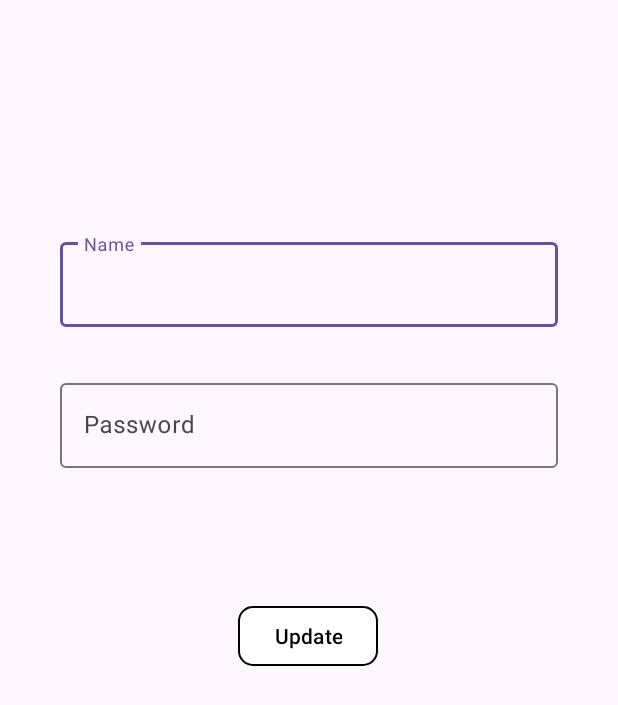
After one commit to musfiqur552608/FireStore-Admin, an Android app: the UpdateActivity screen opened directly, with no data from a screen before it, on a phone screen of 412 x 824 dp. The commit adds this screen. Shown: the top 705 px of the screen. Run offline under Robolectric (Android 15) with nearby library versions, the phone set to English and light mode, and no system bars.

Commit message:
update activity

```diff
--- a/app/src/main/AndroidManifest.xml
+++ b/app/src/main/AndroidManifest.xml
@@ -13,6 +13,9 @@
         android:theme="@style/Theme.FireStoreApp2"
         tools:targetApi="31">
         <activity
+            android:name=".UpdateActivity"
+            android:exported="false" />
+        <activity
             android:name=".MainActivity"
             android:exported="true">
             <intent-filter>
--- a/app/src/main/java/com/example/firestoreapp2/Adapter.kt
+++ b/app/src/main/java/com/example/firestoreapp2/Adapter.kt
@@ -1,6 +1,7 @@
 package com.example.firestoreapp2
 
 import android.content.Context
+import android.content.Intent
 import android.view.LayoutInflater
 import android.view.View
 import android.view.ViewGroup
@@ -26,10 +27,17 @@ class Adapter(var context: Context, var list: ArrayList<User>):RecyclerView.Adap
     override fun onBindViewHolder(holder: ViewHolder, position: Int) {
         holder.binding.nameTxt.text = list.get(position).name
         holder.binding.passtxt.text = list.get(position).pass
+        holder.binding.updateBtn.setOnClickListener {
+            var intent = Intent(context, UpdateActivity::class.java)
+            intent.putExtra("NAME", list.get(position).name)
+            intent.putExtra("PASS", list.get(position).pass)
+            context.startActivity(intent)
+        }
         holder.binding.deleteBtn.setOnClickListener {
             val db = Firebase.firestore
             db.collection("users").document(list.get(position).id!!).delete().addOnSuccessListener {
                 Toast.makeText(context,"Delete", Toast.LENGTH_SHORT).show()
+                list.removeAt(position)
                 notifyDataSetChanged()
             }.addOnFailureListener({
                 Toast.makeText(context,"Failed to delete", Toast.LENGTH_SHORT).show()
--- /dev/null
+++ b/app/src/main/java/com/example/firestoreapp2/UpdateActivity.kt
@@ -0,0 +1,11 @@
+package com.example.firestoreapp2
+
+import androidx.appcompat.app.AppCompatActivity
+import android.os.Bundle
+
+class UpdateActivity : AppCompatActivity() {
+    override fun onCreate(savedInstanceState: Bundle?) {
+        super.onCreate(savedInstanceState)
+        setContentView(R.layout.activity_update)
+    }
+}
--- /dev/null
+++ b/app/src/main/res/layout/activity_update.xml
@@ -0,0 +1,61 @@
+<?xml version="1.0" encoding="utf-8"?>
+<androidx.constraintlayout.widget.ConstraintLayout xmlns:android="http://schemas.android.com/apk/res/android"
+    xmlns:app="http://schemas.android.com/apk/res-auto"
+    xmlns:tools="http://schemas.android.com/tools"
+    android:layout_width="match_parent"
+    android:layout_height="match_parent"
+    tools:context=".UpdateActivity">
+
+    <com.google.android.material.textfield.TextInputLayout
+        android:id="@+id/textInputLayout"
+        android:layout_width="match_parent"
+        android:layout_height="wrap_content"
+        android:layout_marginLeft="40dp"
+        android:layout_marginTop="156dp"
+        android:layout_marginRight="40dp"
+        android:hint="Name"
+        app:layout_constraintEnd_toEndOf="parent"
+        app:layout_constraintStart_toStartOf="parent"
+        app:layout_constraintTop_toTopOf="parent">
+
+        <EditText
+            android:id="@+id/nameEtxt"
+            android:layout_width="match_parent"
+            android:layout_height="wrap_content" />
+    </com.google.android.material.textfield.TextInputLayout>
+
+    <com.google.android.material.textfield.TextInputLayout
+        android:id="@+id/textInputLayout2"
+        android:layout_width="match_parent"
+        android:layout_height="wrap_content"
+        android:layout_marginLeft="40dp"
+        android:layout_marginTop="32dp"
+        android:layout_marginRight="40dp"
+        android:hint="Password"
+        app:layout_constraintEnd_toEndOf="parent"
+        app:layout_constraintStart_toStartOf="parent"
+        app:layout_constraintTop_toBottomOf="@+id/textInputLayout">
+
+        <EditText
+            android:id="@+id/passEtxt"
+            android:layout_width="match_parent"
+            android:layout_height="wrap_content" />
+    </com.google.android.material.textfield.TextInputLayout>
+
+    <Button
+        android:id="@+id/updateBtn"
+        android:layout_width="wrap_content"
+        android:layout_height="wrap_content"
+        android:layout_marginTop="88dp"
+        android:backgroundTint="#FFFFFF"
+        android:text="Update"
+        android:textColor="@color/black"
+        app:cornerRadius="10dp"
+        app:layout_constraintEnd_toEndOf="@+id/textInputLayout2"
+        app:layout_constraintHorizontal_bias="0.497"
+        app:layout_constraintStart_toStartOf="@+id/textInputLayout2"
+        app:layout_constraintTop_toBottomOf="@+id/textInputLayout2"
+        app:strokeColor="#000000"
+        app:strokeWidth="1dp" />
+
+</androidx.constraintlayout.widget.ConstraintLayout>
```
